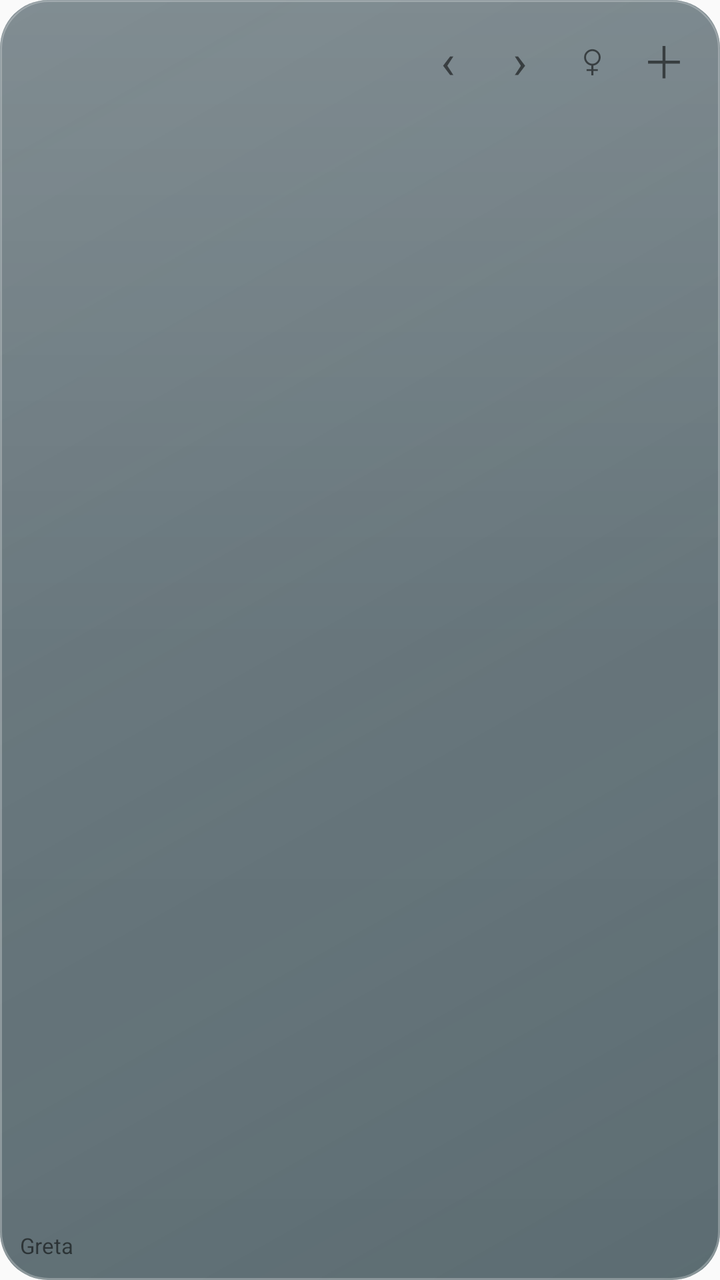
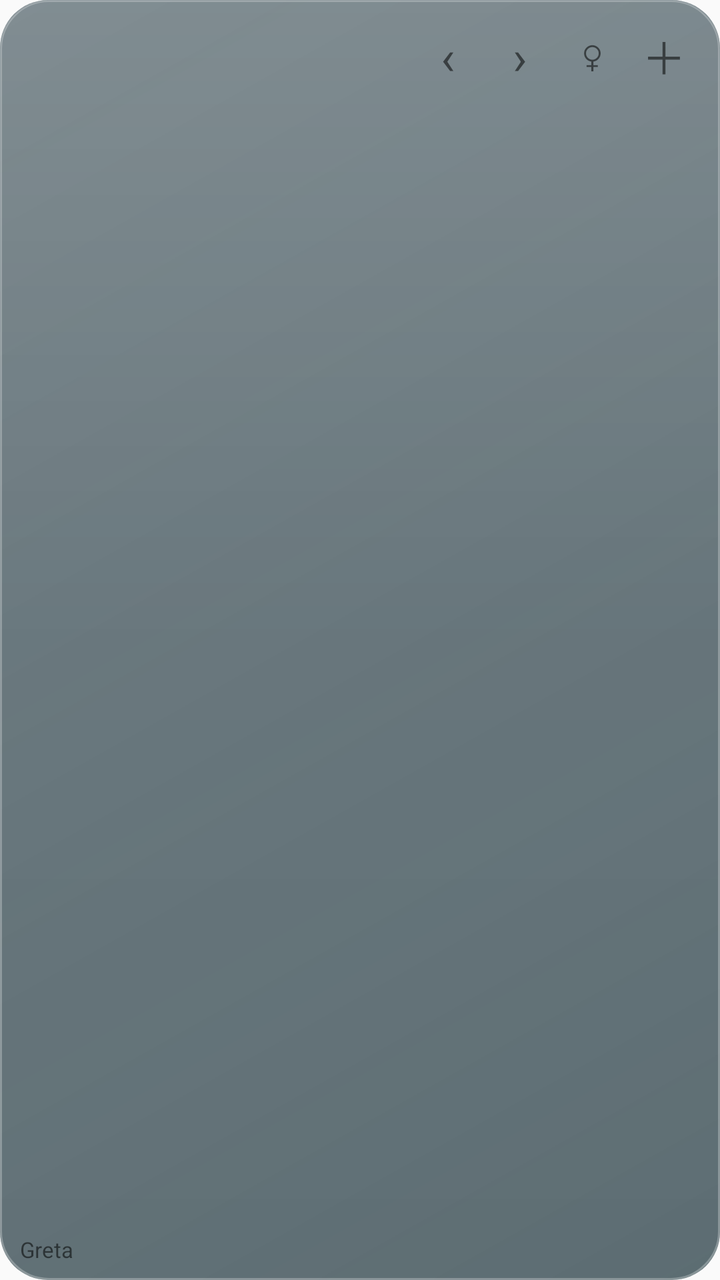

Compare the two renders of this Android layout. The source of the first and the diff that turns it into the second are given below.
<!-- AndroidManifest.xml: application theme android:Theme.Material.Light.NoActionBar -->
<!-- res/layout/calendar_widget.xml -->
<LinearLayout xmlns:android="http://schemas.android.com/apk/res/android" android:id="@+id/calendar_widget_root" android:layout_width="match_parent" android:layout_height="match_parent" android:orientation="vertical" android:padding="10dp" android:background="@drawable/calendar_widget_dark">
 <LinearLayout android:id="@+id/widget_header" android:layout_width="match_parent" android:layout_height="40dp" android:gravity="center_vertical">
  <TextView android:id="@+id/widget_month" android:layout_width="0dp" android:layout_weight="1" android:layout_height="match_parent" android:gravity="center_vertical" android:textSize="18sp"/>
  <TextView android:id="@+id/widget_prev" android:layout_width="36dp" android:layout_height="match_parent" android:gravity="center" android:text="‹" android:textSize="24sp" android:contentDescription="上个月"/>
  <TextView android:id="@+id/widget_next" android:layout_width="36dp" android:layout_height="match_parent" android:gravity="center" android:text="›" android:textSize="24sp" android:contentDescription="下个月"/>
  <TextView android:id="@+id/widget_cycle" android:layout_width="36dp" android:layout_height="match_parent" android:gravity="center" android:text="♀" android:textSize="20sp" android:contentDescription="显示或隐藏大姨妈内容"/>
  <TextView android:id="@+id/widget_add" android:layout_width="36dp" android:layout_height="match_parent" android:gravity="center" android:text="＋" android:textSize="22sp" android:contentDescription="添加日期"/>
 </LinearLayout>
 <FrameLayout android:id="@+id/widget_calendar_frame" android:layout_width="match_parent" android:layout_height="260dp">
  <ImageView android:id="@+id/widget_calendar_image" android:layout_width="match_parent" android:layout_height="match_parent" android:scaleType="fitXY" android:importantForAccessibility="no"/>
  <LinearLayout android:layout_width="match_parent" android:layout_height="match_parent" android:orientation="vertical"><TextView android:layout_width="match_parent" android:layout_height="24dp" android:importantForAccessibility="no"/><LinearLayout android:id="@+id/widget_calendar_hits" android:layout_width="match_parent" android:layout_height="0dp" android:layout_weight="1" android:orientation="vertical"/></LinearLayout>
 </FrameLayout>
 <ListView android:id="@+id/widget_events" android:layout_width="match_parent" android:layout_height="0dp" android:layout_weight="1" android:divider="@null" android:scrollbars="vertical" android:contentDescription="接下来的事情，可滚动查看"/>
 <TextView android:id="@+id/widget_summary" android:layout_width="match_parent" android:layout_height="wrap_content" android:paddingTop="7dp" android:textSize="11sp" android:text="Greta"/>
</LinearLayout>
<!-- resources referenced by this layout -->
<resources>
  <!-- drawable calendar_widget_dark (drawable) -->
  <layer-list xmlns:android="http://schemas.android.com/apk/res/android">
      <item>
          <shape>
              <gradient android:angle="315" android:startColor="#99122933" android:endColor="#B3193038" />
              <corners android:radius="24dp" />
          </shape>
      </item>
      <item>
          <shape>
              <gradient android:angle="270" android:startColor="#20FFFFFF" android:centerColor="#04FFFFFF" android:endColor="#00FFFFFF" />
              <corners android:radius="24dp" />
              <stroke android:width="1dp" android:color="#45FFFFFF" />
          </shape>
      </item>
  </layer-list>
</resources>

<!-- the commit's change to res/layout/calendar_widget.xml (unified diff, before → after) -->
@@ -1,4 +1,4 @@
-<LinearLayout xmlns:android="http://schemas.android.com/apk/res/android" android:id="@+id/calendar_widget_root" android:layout_width="match_parent" android:layout_height="match_parent" android:orientation="vertical" android:padding="10dp" android:background="@drawable/calendar_widget_dark">
+<LinearLayout xmlns:android="http://schemas.android.com/apk/res/android" android:id="@+id/calendar_widget_root" android:layout_width="match_parent" android:layout_height="match_parent" android:orientation="vertical" android:paddingLeft="10dp" android:paddingTop="8dp" android:paddingRight="10dp" android:paddingBottom="8dp" android:background="@drawable/calendar_widget_dark">
  <LinearLayout android:id="@+id/widget_header" android:layout_width="match_parent" android:layout_height="40dp" android:gravity="center_vertical">
   <TextView android:id="@+id/widget_month" android:layout_width="0dp" android:layout_weight="1" android:layout_height="match_parent" android:gravity="center_vertical" android:textSize="18sp"/>
   <TextView android:id="@+id/widget_prev" android:layout_width="36dp" android:layout_height="match_parent" android:gravity="center" android:text="‹" android:textSize="24sp" android:contentDescription="上个月"/>
@@ -11,5 +11,5 @@
   <LinearLayout android:layout_width="match_parent" android:layout_height="match_parent" android:orientation="vertical"><TextView android:layout_width="match_parent" android:layout_height="24dp" android:importantForAccessibility="no"/><LinearLayout android:id="@+id/widget_calendar_hits" android:layout_width="match_parent" android:layout_height="0dp" android:layout_weight="1" android:orientation="vertical"/></LinearLayout>
  </FrameLayout>
  <ListView android:id="@+id/widget_events" android:layout_width="match_parent" android:layout_height="0dp" android:layout_weight="1" android:divider="@null" android:scrollbars="vertical" android:contentDescription="接下来的事情，可滚动查看"/>
- <TextView android:id="@+id/widget_summary" android:layout_width="match_parent" android:layout_height="wrap_content" android:paddingTop="7dp" android:textSize="11sp" android:text="Greta"/>
+ <TextView android:id="@+id/widget_summary" android:layout_width="match_parent" android:layout_height="wrap_content" android:paddingTop="3dp" android:textSize="11sp" android:text="Greta"/>
 </LinearLayout>
